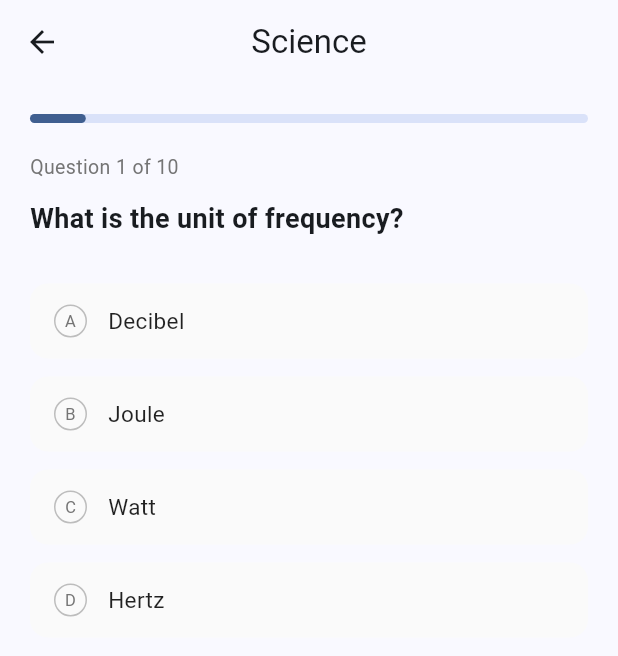
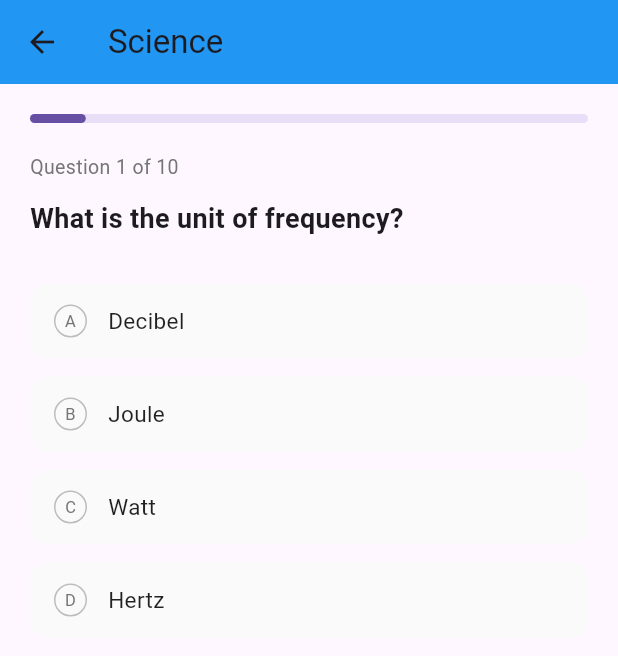
Before and after one commit to rvctech/QuizMosaic, a Flutter app: the screen it shows after launch, after a tap on "Science", on a phone screen of 412 x 824 dp. Shown: the top 656 px of the screen. Run offline on Flutter 3.47's test engine with Material 3 defaults, Android fonts, the phone set to English and light mode, and no system bars.

Commit message:
Fix main.dart: add dark mode, remove debug banner, fix imports and structure

```diff
--- a/lib/main.dart
+++ b/lib/main.dart
@@ -1,32 +1,31 @@
 import 'package:flutter/material.dart';
 import 'package:flutter/services.dart';
 import 'screens/home_screen.dart';
-
 void main() {
   WidgetsFlutterBinding.ensureInitialized();
   SystemChrome.setPreferredOrientations([
     DeviceOrientation.portraitUp,
     DeviceOrientation.portraitDown,
   ]);
-  runApp(const QuizMosaicApp());
+  runApp(MyApp());
 }
 
-class QuizMosaicApp extends StatelessWidget {
-  const QuizMosaicApp({super.key});
+class MyApp extends StatelessWidget {
+  const MyApp({super.key});
 
   @override
   Widget build(BuildContext context) {
     return MaterialApp(
-      title: 'QuizMosaic',
+      title: 'Quiz App',
       debugShowCheckedModeBanner: false,
-      theme: ThemeData(
-        colorSchemeSeed: const Color(0xFF1565C0),
-        useMaterial3: true,
-        appBarTheme: const AppBarTheme(
-          centerTitle: true,
-        ),
+      home: HomeScreen(),
+      themeMode: ThemeMode.system,
+      theme: ThemeData.light().copyWith(
+        appBarTheme: const AppBarTheme(color: Colors.blue),
       ),
-      home: const HomeScreen(),
+      darkTheme: ThemeData.dark().copyWith(
+        appBarTheme: const AppBarTheme(color: Colors.black),
+      ),
     );
   }
 }
```
